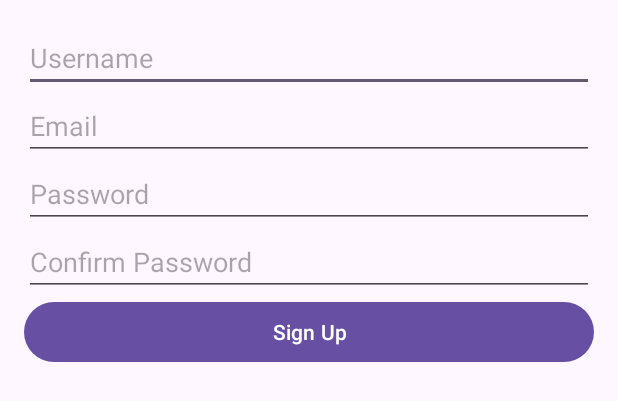
After one commit to ZhujingjingJudy/Note-X, an Android app built with Jetpack Compose: the layout activity_sign_up.xml on its own in the app's theme, with its tools: preview values and no code run, on a phone screen of 412 x 824 dp. The commit adds this screen. Shown: the top 401 px of the screen. Run offline under Robolectric (Android 15) with nearby library versions, the phone set to English and light mode, and no system bars.

Commit message:
add sign up ui

```diff
--- /dev/null
+++ b/notex/app/src/main/res/layout/activity_sign_up.xml
@@ -0,0 +1,42 @@
+<!-- res/layout/activity_sign_up.xml -->
+<LinearLayout xmlns:android="http://schemas.android.com/apk/res/android"
+    android:layout_width="match_parent"
+    android:layout_height="match_parent"
+    android:orientation="vertical"
+    android:padding="16dp">
+
+    <EditText
+        android:id="@+id/editTextUsername"
+        android:layout_width="match_parent"
+        android:layout_height="wrap_content"
+        android:hint="Username"
+        android:inputType="text" />
+
+    <EditText
+        android:id="@+id/editTextEmail"
+        android:layout_width="match_parent"
+        android:layout_height="wrap_content"
+        android:hint="Email"
+        android:inputType="textEmailAddress" />
+
+    <EditText
+        android:id="@+id/editTextPassword"
+        android:layout_width="match_parent"
+        android:layout_height="wrap_content"
+        android:hint="Password"
+        android:inputType="textPassword" />
+
+    <EditText
+        android:id="@+id/editTextConfirmPassword"
+        android:layout_width="match_parent"
+        android:layout_height="wrap_content"
+        android:hint="Confirm Password"
+        android:inputType="textPassword" />
+
+    <Button
+        android:id="@+id/buttonSignUp"
+        android:layout_width="match_parent"
+        android:layout_height="wrap_content"
+        android:text="Sign Up" />
+
+</LinearLayout>
```
Also changed, not shown: notex/app/src/main/java/com/example/notex/MainActivity.kt (+7 -0 lines), notex/app/src/main/java/com/example/notex/SignUpActivity.kt (added, +49 -0 lines), 1 other file.
